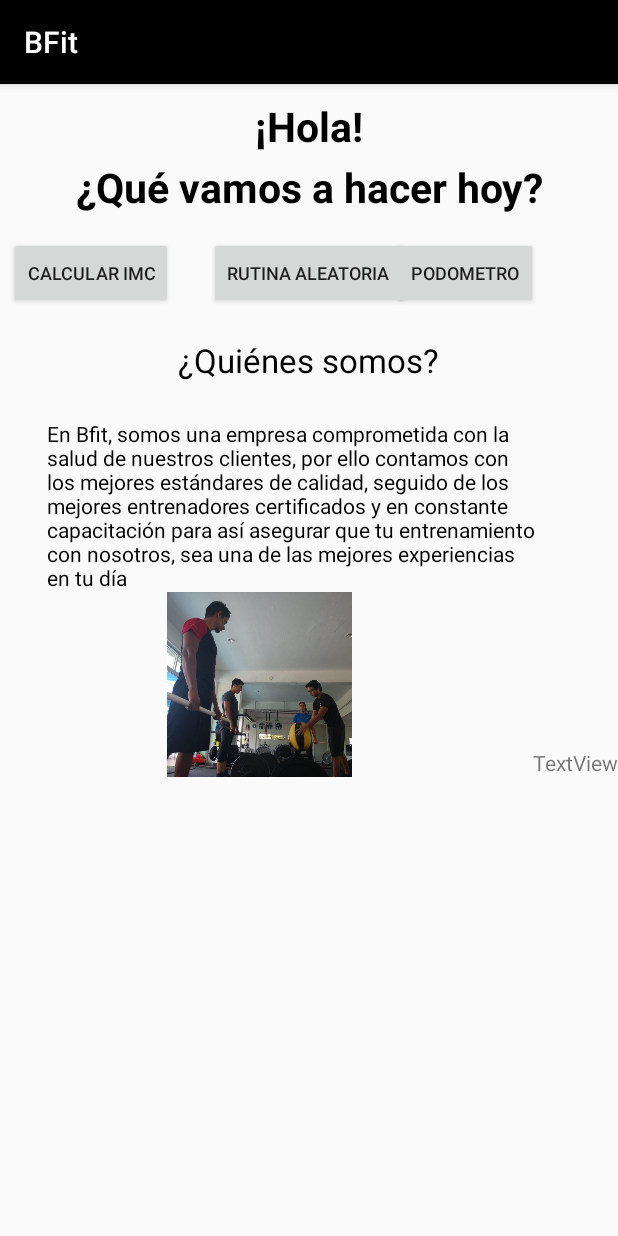
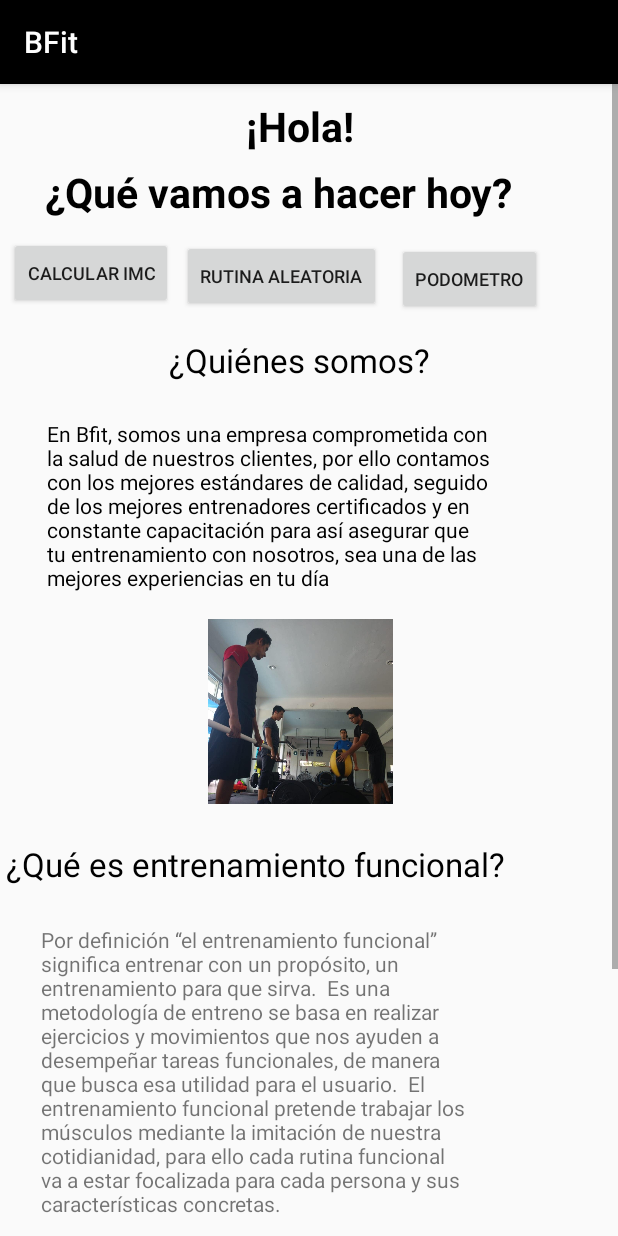
Before and after one commit to d13g0P3r3z/BFit22, an Android app: the PrincipalActivity screen opened directly, with no data from a screen before it, on a phone screen of 412 x 824 dp. Run offline under Robolectric (Android 15) with nearby library versions, the phone set to English and light mode, and no system bars.

Commit message:
más informacion dentro de la activity principal
Se agregó informacion adicional dentro de la activity principal, así como una imagen

```diff
--- a/app/src/main/res/layout/activity_principal.xml
+++ b/app/src/main/res/layout/activity_principal.xml
@@ -16,17 +16,17 @@
         android:layout_marginTop="0dp">
 
         <RelativeLayout
-            android:layout_width="wrap_content"
-            android:layout_height="wrap_content"
+            android:layout_width="400dp"
+            android:layout_height="1000dp"
             android:orientation="vertical">
 
             <TextView
                 android:id="@+id/textView4"
                 android:layout_width="wrap_content"
                 android:layout_height="wrap_content"
+                android:layout_alignEnd="@+id/textView5"
                 android:layout_alignParentTop="true"
-                android:layout_centerHorizontal="true"
-                android:layout_marginTop="50dp"
+                android:layout_marginTop="53dp"
                 android:text="¿Qué vamos a hacer hoy?"
                 android:textAlignment="center"
                 android:textColor="@color/colorPrimary"
@@ -71,7 +71,9 @@
 
 
                 android:layout_alignTop="@+id/buttonImc"
-                android:layout_centerHorizontal="true"
+                android:layout_alignParentStart="true"
+                android:layout_marginStart="121dp"
+                android:layout_marginTop="2dp"
                 android:text="Rutina Aleatoria"
                 android:textSize="12dp" />
 
@@ -83,17 +85,19 @@
 
                 android:layout_alignTop="@+id/buttonImc"
                 android:layout_alignEnd="@+id/textView5"
-                android:layout_marginTop="0dp"
-                android:layout_marginEnd="2dp"
+                android:layout_marginTop="4dp"
+                android:layout_marginEnd="-20dp"
                 android:text="Podometro"
                 android:textSize="12dp" />
 
 
             <TextView
                 android:id="@+id/textView5"
-                android:layout_width="329dp"
-                android:layout_height="wrap_content"
+                android:layout_width="310dp"
+                android:layout_height="118dp"
                 android:layout_alignParentStart="true"
+
+                android:layout_centerVertical="true"
                 android:layout_alignParentTop="true"
                 android:layout_marginStart="31dp"
                 android:layout_marginTop="223dp"
@@ -107,7 +111,7 @@
 
                 android:layout_width="wrap_content"
 
-
+                android:layout_centerVertical="true"
                 android:layout_height="wrap_content"
                 android:layout_alignParentTop="true"
                 android:layout_centerHorizontal="true"
@@ -121,24 +125,50 @@
                 android:id="@+id/imageView8"
                 android:layout_width="421dp"
                 android:layout_height="123dp"
+
+
                 android:layout_below="@+id/textView5"
-                android:layout_alignStart="@+id/textView4"
-                android:layout_alignParentBottom="true"
-                android:layout_marginStart="-38dp"
-                android:layout_marginBottom="0dp"
+                android:layout_alignParentStart="true"
+                android:layout_marginStart="0dp"
+                android:layout_marginTop="15dp"
                 app:srcCompat="@mipmap/pruebita1" />
 
             <TextView
                 android:id="@+id/textView6"
+                android:layout_width="310dp"
+                android:layout_height="wrap_content"
+
+                android:layout_centerVertical="true"
+                android:layout_alignStart="@+id/textView5"
+                android:layout_alignTop="@+id/textView7"
+                android:layout_marginStart="-4dp"
+                android:layout_marginTop="55dp"
+                android:text="Por definición “el entrenamiento funcional” significa entrenar con un propósito, un entrenamiento para que sirva.  Es una metodología de entreno se basa en realizar ejercicios y movimientos que nos ayuden a desempeñar tareas funcionales, de manera que busca esa utilidad para el usuario.  El entrenamiento funcional pretende trabajar los músculos mediante la imitación de nuestra cotidianidad, para ello cada rutina funcional va a estar focalizada para cada persona y sus características concretas." />
+
+            <TextView
+                android:id="@+id/textView7"
                 android:layout_width="wrap_content"
                 android:layout_height="wrap_content"
+                android:layout_centerVertical="true"
+                android:layout_below="@+id/imageView8"
+                android:layout_alignEnd="@+id/textView4"
+                android:layout_marginTop="25dp"
+                android:layout_marginEnd="4dp"
+                android:text="¿Qué es entrenamiento funcional?"
+                android:textColor="#000"
+                android:textSize="22dp" />
+
+            <ImageView
+                android:id="@+id/imageView3"
+                android:layout_width="353dp"
+                android:layout_height="121dp"
 
 
-                android:layout_alignParentEnd="true"
-                android:layout_alignParentBottom="true"
-                android:layout_marginEnd="138dp"
-                android:layout_marginBottom="0dp"
-                android:text="TextView" />
+                android:layout_below="@+id/textView7"
+                android:layout_alignParentStart="true"
+                android:layout_marginStart="9dp"
+                android:layout_marginTop="234dp"
+                app:srcCompat="@mipmap/bfit1" />
 
 
         </RelativeLayout>
```
Also changed, not shown: app/src/main/res/mipmap-mdpi/bfit1.jpg (added).
